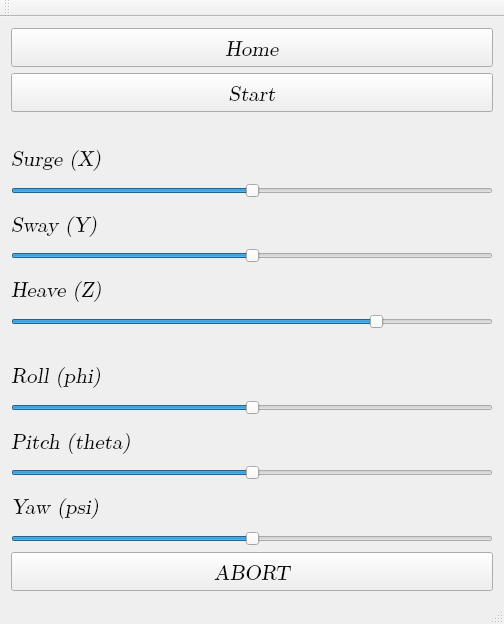
This is mainwindow.ui in msk2000/OpenMotion as Qt 5 draws it before an edit. The edited form follows.
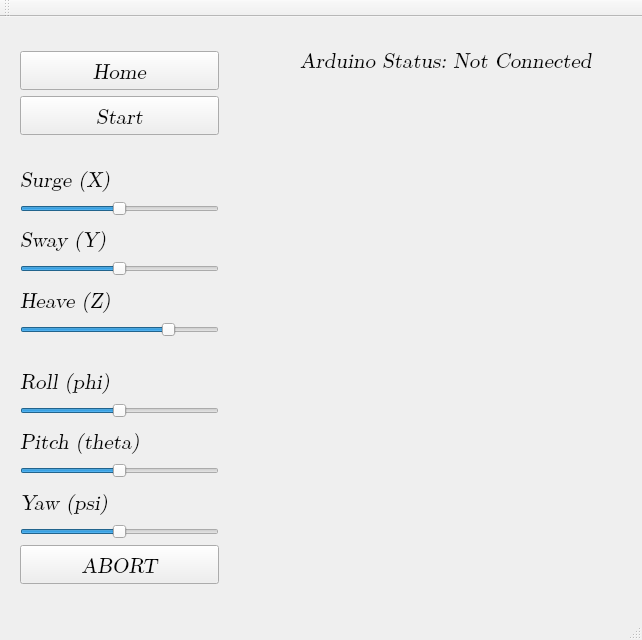
This is the edited form.

Commit message: Changed all dynamic matrices to static size. Added UI element for arduino

```diff
--- a/mainwindow.ui
+++ b/mainwindow.ui
@@ -6,8 +6,8 @@
    <rect>
     <x>0</x>
     <y>0</y>
-    <width>504</width>
-    <height>624</height>
+    <width>642</width>
+    <height>640</height>
    </rect>
   </property>
   <property name="windowTitle">
@@ -29,12 +29,46 @@
    <property name="autoFillBackground">
     <bool>false</bool>
    </property>
+   <widget class="QLabel" name="ArduinoStatus">
+    <property name="geometry">
+     <rect>
+      <x>300</x>
+      <y>30</y>
+      <width>391</width>
+      <height>24</height>
+     </rect>
+    </property>
+    <property name="font">
+     <font>
+      <family>Abyssinica SIL</family>
+     </font>
+    </property>
+    <property name="text">
+     <string>Arduino Status: Not Connected</string>
+    </property>
+   </widget>
+   <widget class="QWidget" name="">
+    <property name="geometry">
+     <rect>
+      <x>9</x>
+      <y>23</y>
+      <width>221</width>
+      <height>555</height>
+     </rect>
+    </property>
+    <property name="font">
+     <font>
+      <family>Abyssinica SIL</family>
+     </font>
+    </property>
    <layout class="QVBoxLayout" name="verticalLayout">
-    <property name="sizeConstraint">
-     <enum>QLayout::SetDefaultConstraint</enum>
-    </property>
     <item>
      <widget class="QPushButton" name="homeButton">
+       <property name="font">
+        <font>
+         <family>Abyssinica SIL</family>
+        </font>
+       </property>
       <property name="text">
        <string>Home</string>
       </property>
@@ -42,6 +76,11 @@
     </item>
     <item>
      <widget class="QPushButton" name="startButton">
+       <property name="font">
+        <font>
+         <family>Abyssinica SIL</family>
+        </font>
+       </property>
       <property name="text">
        <string>Start</string>
       </property>
@@ -49,6 +88,11 @@
     </item>
     <item>
      <spacer name="horizontalSpacer_2">
+       <property name="font">
+        <font>
+         <family>Abyssinica SIL</family>
+        </font>
+       </property>
       <property name="orientation">
        <enum>Qt::Horizontal</enum>
       </property>
@@ -62,6 +106,11 @@
     </item>
     <item>
      <widget class="QLabel" name="label">
+       <property name="font">
+        <font>
+         <family>Abyssinica SIL</family>
+        </font>
+       </property>
       <property name="text">
        <string>Surge (X)</string>
       </property>
@@ -69,6 +118,11 @@
     </item>
     <item>
      <widget class="QSlider" name="Slider_X">
+       <property name="font">
+        <font>
+         <family>Abyssinica SIL</family>
+        </font>
+       </property>
       <property name="minimum">
        <number>-30</number>
       </property>
@@ -85,6 +139,11 @@
     </item>
     <item>
      <widget class="QLabel" name="label_2">
+       <property name="font">
+        <font>
+         <family>Abyssinica SIL</family>
+        </font>
+       </property>
       <property name="text">
        <string>Sway (Y)</string>
       </property>
@@ -92,6 +151,11 @@
     </item>
     <item>
      <widget class="QSlider" name="Slider_Y">
+       <property name="font">
+        <font>
+         <family>Abyssinica SIL</family>
+        </font>
+       </property>
       <property name="minimum">
        <number>-30</number>
       </property>
@@ -108,6 +172,11 @@
     </item>
     <item>
      <widget class="QLabel" name="label_3">
+       <property name="font">
+        <font>
+         <family>Abyssinica SIL</family>
+        </font>
+       </property>
       <property name="text">
        <string>Heave (Z)</string>
       </property>
@@ -115,6 +184,11 @@
     </item>
     <item>
      <widget class="QSlider" name="Slider_Z">
+       <property name="font">
+        <font>
+         <family>Abyssinica SIL</family>
+        </font>
+       </property>
       <property name="minimum">
        <number>-30</number>
       </property>
@@ -134,6 +208,11 @@
     </item>
     <item>
      <spacer name="horizontalSpacer">
+       <property name="font">
+        <font>
+         <family>Abyssinica SIL</family>
+        </font>
+       </property>
       <property name="orientation">
        <enum>Qt::Horizontal</enum>
       </property>
@@ -147,6 +226,11 @@
     </item>
     <item>
      <widget class="QLabel" name="label_4">
+       <property name="font">
+        <font>
+         <family>Abyssinica SIL</family>
+        </font>
+       </property>
       <property name="text">
        <string>Roll (phi)</string>
       </property>
@@ -154,6 +238,11 @@
     </item>
     <item>
      <widget class="QSlider" name="Slider_PHI">
+       <property name="font">
+        <font>
+         <family>Abyssinica SIL</family>
+        </font>
+       </property>
       <property name="minimum">
        <number>-45</number>
       </property>
@@ -167,6 +256,11 @@
     </item>
     <item>
      <widget class="QLabel" name="label_5">
+       <property name="font">
+        <font>
+         <family>Abyssinica SIL</family>
+        </font>
+       </property>
       <property name="text">
        <string>Pitch (theta)</string>
       </property>
@@ -174,6 +268,11 @@
     </item>
     <item>
      <widget class="QSlider" name="Slider_THETA">
+       <property name="font">
+        <font>
+         <family>Abyssinica SIL</family>
+        </font>
+       </property>
       <property name="minimum">
        <number>-45</number>
       </property>
@@ -187,6 +286,11 @@
     </item>
     <item>
      <widget class="QLabel" name="label_6">
+       <property name="font">
+        <font>
+         <family>Abyssinica SIL</family>
+        </font>
+       </property>
       <property name="text">
        <string>Yaw (psi)</string>
       </property>
@@ -194,6 +298,11 @@
     </item>
     <item>
      <widget class="QSlider" name="Slider_PSI">
+       <property name="font">
+        <font>
+         <family>Abyssinica SIL</family>
+        </font>
+       </property>
       <property name="minimum">
        <number>-45</number>
       </property>
@@ -207,6 +316,11 @@
     </item>
     <item>
      <widget class="QPushButton" name="abortButton">
+       <property name="font">
+        <font>
+         <family>Abyssinica SIL</family>
+        </font>
+       </property>
       <property name="text">
        <string>ABORT</string>
       </property>
@@ -214,13 +328,14 @@
     </item>
    </layout>
   </widget>
+  </widget>
   <widget class="QMenuBar" name="menuBar">
    <property name="geometry">
     <rect>
      <x>0</x>
      <y>0</y>
-     <width>504</width>
-     <height>19</height>
+     <width>642</width>
+     <height>25</height>
     </rect>
    </property>
   </widget>
```
Lines whose indentation alone changed are shown as unchanged. The commit also changes 2 other files.
